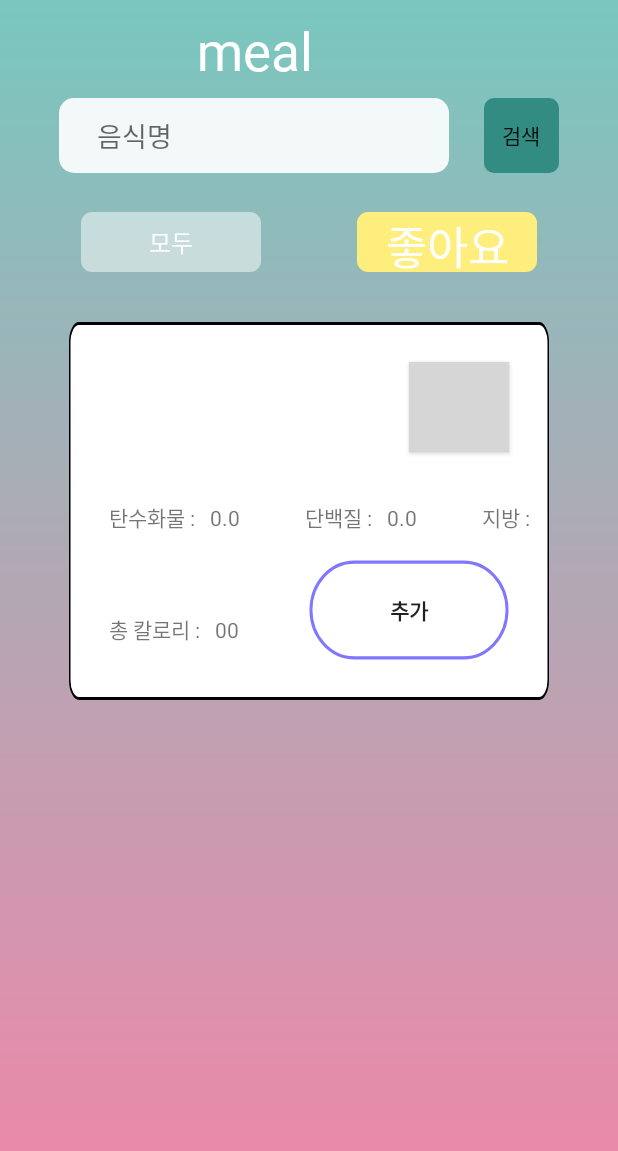
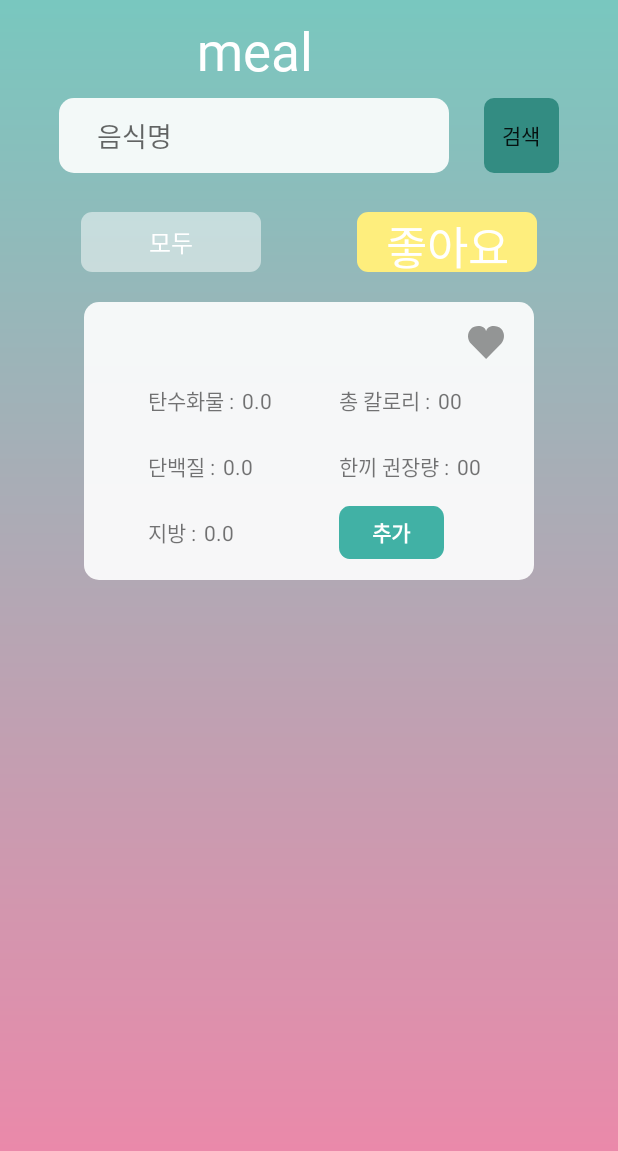
Before and after one commit to hab5bur9/MealMate, an Android app: the fragment FoodFragment shown on its own in the app's theme, after a tap on "검색", on a phone screen of 412 x 824 dp. Shown: the top 1151 px of the screen. Run offline under Robolectric (Android 15) with nearby library versions, the phone set to English and light mode, and no system bars; our stand-ins replace Room's generated code, data binding; grey boxes are pictures that could not be loaded.

Commit message:
food 수정완료

```diff
--- a/MealMate/app/src/main/res/layout/adapter_food.xml
+++ b/MealMate/app/src/main/res/layout/adapter_food.xml
@@ -1,4 +1,5 @@
-<?xml version="1.0" encoding="utf-8"?><!-- 검색창에서 보이는 개별 음식 정보 -->
+<?xml version="1.0" encoding="utf-8"?>
+<!-- 검색창에서 보이는 개별 음식 정보 -->
 <layout xmlns:android="http://schemas.android.com/apk/res/android"
     xmlns:app="http://schemas.android.com/apk/res-auto"
     xmlns:tools="http://schemas.android.com/tools">
@@ -6,139 +7,181 @@
     <androidx.constraintlayout.widget.ConstraintLayout
         android:layout_width="match_parent"
         android:layout_height="wrap_content"
-        android:layout_marginVertical="20px"
-        android:background="@drawable/frame_food"
-        android:padding="15px">
+        android:layout_marginBottom="10dp"
+        android:padding="10dp"
+        android:background="@drawable/style_box_90">
+
+        <!-- 삭제 버튼 혹시 모르니까 -->
+        <!--<Button
+            android:layout_width="26dp"
+            android:layout_height="26dp"
+            android:layout_margin="4dp"
+            android:background="@drawable/btn_delete"
+            app:layout_constraintTop_toTopOf="parent"
+            app:layout_constraintLeft_toLeftOf="parent"/>-->
+
 
         <!-- 메뉴이름 -->
         <TextView
             android:id="@+id/tv_food_name"
+            android:text="음식명"
+            android:textSize="20dp"
+            android:fontFamily="@font/notosans_medium"
+            android:includeFontPadding="false"
             android:layout_width="wrap_content"
             android:layout_height="wrap_content"
-            android:padding="25px"
-            android:text="메뉴 이름"
-            android:textSize="55px"
+            app:layout_constraintRight_toRightOf="parent"
             app:layout_constraintLeft_toLeftOf="parent"
             app:layout_constraintTop_toTopOf="parent" />
 
         <!--하트-->
         <Button
             android:id="@+id/btn_food_like"
-            android:layout_width="100px"
-            android:layout_height="90px"
-            android:layout_margin="25px"
-            android:background="@drawable/btn_heart_empty"
+            android:layout_width="24dp"
+            android:layout_height="22dp"
+            android:layout_marginTop="6dp"
+            android:layout_marginRight="10dp"
+            android:background="@drawable/btn_like"
             app:layout_constraintEnd_toEndOf="parent"
             app:layout_constraintTop_toTopOf="parent" />
 
         <!-- 탄수화물 -->
         <LinearLayout
             android:id="@+id/ll_food_nutrition_carbohydrate"
+            android:padding="6dp"
             android:layout_width="wrap_content"
             android:layout_height="wrap_content"
-            android:padding="25px"
+            android:layout_marginTop="10dp"
             app:layout_constraintLeft_toLeftOf="parent"
+            app:layout_constraintRight_toLeftOf="@id/ll_food_nutrition_kcal"
             app:layout_constraintTop_toBottomOf="@id/tv_food_name">
 
             <TextView
+                android:text="탄수화물 :"
                 android:layout_width="wrap_content"
                 android:layout_height="wrap_content"
-                android:layout_marginVertical="15px"
-                android:text="탄수화물 :"
+                android:layout_marginVertical="5dp"
                 app:layout_constraintLeft_toLeftOf="parent"
                 app:layout_constraintTop_toBottomOf="parent" />
 
             <TextView
                 android:id="@+id/tv_food_nutrition_carbohydrate"
+                android:text="00"
                 android:layout_width="wrap_content"
                 android:layout_height="wrap_content"
-                android:layout_margin="15px"
-                android:text="00" />
+                android:layout_margin="5dp"/>
 
         </LinearLayout>
 
         <!-- 단백질 -->
         <LinearLayout
             android:id="@+id/ll_food_nutrition_protein"
+            android:padding="6dp"
             android:layout_width="wrap_content"
             android:layout_height="wrap_content"
-            android:padding="25px"
-            app:layout_constraintLeft_toRightOf="@id/ll_food_nutrition_carbohydrate"
-            app:layout_constraintTop_toBottomOf="@id/tv_food_name">
+            app:layout_constraintLeft_toLeftOf="@id/ll_food_nutrition_carbohydrate"
+            app:layout_constraintTop_toBottomOf="@id/ll_food_nutrition_carbohydrate">
 
             <TextView
+                android:text="단백질 :"
                 android:layout_width="wrap_content"
                 android:layout_height="wrap_content"
-                android:layout_marginVertical="15px"
-                android:text="단백질 :" />
+                android:layout_marginVertical="5dp"/>
 
             <TextView
                 android:id="@+id/tv_food_nutrition_protein"
+                android:text="00"
                 android:layout_width="wrap_content"
                 android:layout_height="wrap_content"
-                android:layout_margin="15px"
-                android:text="00" />
+                android:layout_margin="5dp"/>
 
         </LinearLayout>
 
         <!-- 지방 -->
         <LinearLayout
             android:id="@+id/ll_food_nutrition_fat"
+            android:padding="6dp"
             android:layout_width="wrap_content"
             android:layout_height="wrap_content"
-            android:padding="25px"
-            app:layout_constraintLeft_toRightOf="@id/ll_food_nutrition_protein"
-            app:layout_constraintTop_toBottomOf="@id/tv_food_name">
+            app:layout_constraintLeft_toLeftOf="@id/ll_food_nutrition_carbohydrate"
+            app:layout_constraintTop_toBottomOf="@id/ll_food_nutrition_protein" >
 
             <TextView
+                android:text="지방 :"
                 android:layout_width="wrap_content"
                 android:layout_height="wrap_content"
-                android:layout_marginVertical="15px"
-                android:text="지방 :" />
+                android:layout_marginVertical="5dp" />
 
             <TextView
                 android:id="@+id/tv_food_nutrition_fat"
+                android:text="00"
                 android:layout_width="wrap_content"
                 android:layout_height="wrap_content"
-                android:layout_margin="15px"
-                android:text="00" />
+                android:layout_margin="5dp" />
         </LinearLayout>
 
         <!-- 칼로리 -->
         <LinearLayout
             android:id="@+id/ll_food_nutrition_kcal"
+            android:padding="6dp"
             android:layout_width="wrap_content"
             android:layout_height="wrap_content"
-            android:padding="25px"
-            app:layout_constraintLeft_toLeftOf="parent"
-            app:layout_constraintTop_toBottomOf="@id/ll_food_nutrition_carbohydrate">
+            app:layout_constraintLeft_toRightOf="@id/ll_food_nutrition_carbohydrate"
+            app:layout_constraintRight_toRightOf="parent"
+            app:layout_constraintTop_toTopOf="@id/ll_food_nutrition_carbohydrate">
 
             <TextView
                 android:layout_width="wrap_content"
                 android:layout_height="wrap_content"
-                android:layout_marginVertical="15px"
+                android:layout_marginVertical="5dp"
                 android:text="총 칼로리 :" />
 
             <TextView
                 android:id="@+id/tv_food_nutrition_kcal"
                 android:layout_width="wrap_content"
                 android:layout_height="wrap_content"
-                android:layout_margin="15px"
+                android:layout_margin="5dp"
                 android:text="00" />
 
         </LinearLayout>
 
-        <!--추가-->
+        <!-- 한끼 권장량 -->
+        <LinearLayout
+            android:id="@+id/ll_food_amount"
+            android:padding="6dp"
+            android:layout_width="wrap_content"
+            android:layout_height="wrap_content"
+            app:layout_constraintLeft_toLeftOf="@id/ll_food_nutrition_kcal"
+            app:layout_constraintTop_toBottomOf="@id/ll_food_nutrition_kcal">
+
+            <TextView
+                android:text="한끼 권장량 :"
+                android:layout_width="wrap_content"
+                android:layout_height="wrap_content"
+                android:layout_marginVertical="5dp" />
+
+            <TextView
+                android:id="@+id/tv_food_amount"
+                android:text="00"
+                android:layout_width="wrap_content"
+                android:layout_height="wrap_content"
+                android:layout_margin="5dp" />
+
+        </LinearLayout>
+
+        <!-- 추가버튼 -->
         <Button
             android:id="@+id/btn_food_add"
             android:text="추가"
+            android:textColor="@color/white"
             android:textStyle="bold"
-            android:layout_width="200px"
-            android:layout_height="100px"
-            android:layout_margin="25px"
-            android:background="@drawable/btn_round_color"
+            android:background="@drawable/btn_food_add"
+            android:layout_width="70dp"
+            android:layout_height="35dp"
+            android:layout_marginRight="50dp"
             app:layout_constraintBottom_toBottomOf="parent"
-            app:layout_constraintRight_toRightOf="parent" />
+            app:layout_constraintRight_toRightOf="parent"
+            app:layout_constraintTop_toBottomOf="@+id/ll_food_amount" />
 
 
     </androidx.constraintlayout.widget.ConstraintLayout>
--- a/MealMate/app/src/main/res/layout/fragment_food.xml
+++ b/MealMate/app/src/main/res/layout/fragment_food.xml
@@ -94,7 +94,7 @@
 
         <androidx.recyclerview.widget.RecyclerView
             android:id="@+id/rv_food_search"
-            android:layout_width="320dp"
+            android:layout_width="300dp"
             android:layout_height="wrap_content"
             android:layout_marginTop="20dp"
             app:layout_constraintEnd_toEndOf="parent"
```
Also changed, not shown: MealMate/app/src/main/res/layout/adapter_meal.xml (+59 -26 lines), MealMate/app/src/main/res/layout/adapter_mealitem.xml (+11 -11 lines).
